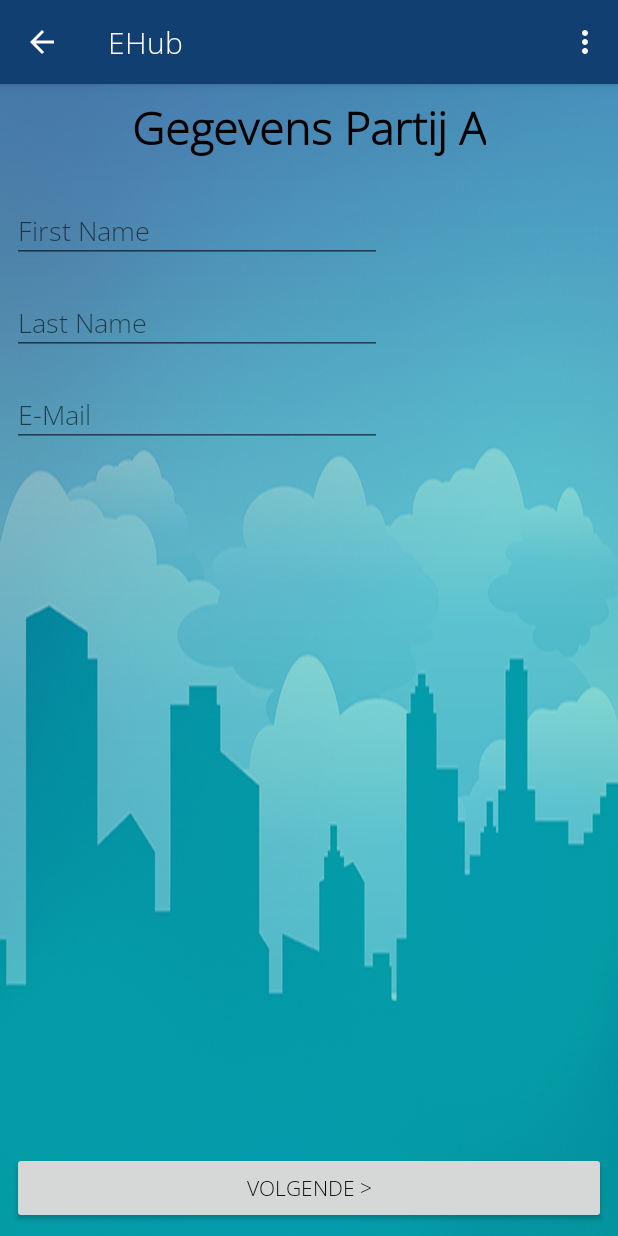
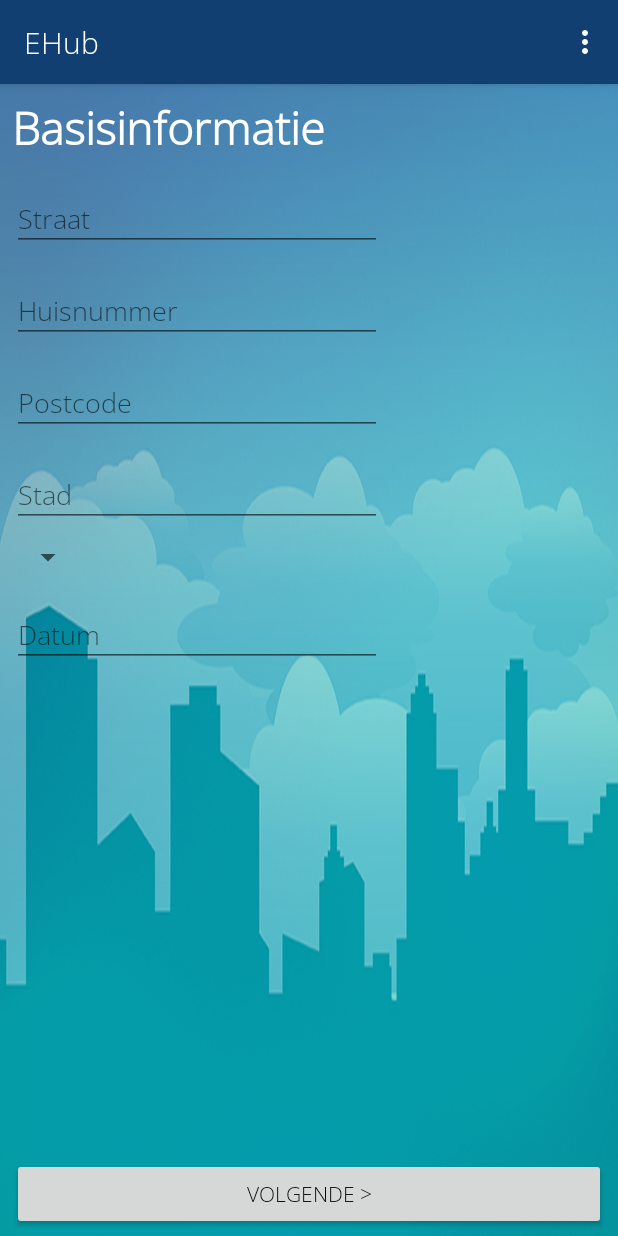
Before and after one commit to anthonyvno/CRASH-mobile, an Android app: the screen it shows after launch (MainActivity), after a tap on "ONGEVAL MELDEN", on a phone screen of 412 x 824 dp. Run offline under Robolectric (Android 15) with nearby library versions, the phone set to English and light mode, and no system bars; Roboto replaces fonts that are not available here.

Commit message:
report model + basisgegevens

```diff
--- a/app/src/main/java/com/example/europeesaanrijdingsformulier/fragments/HomeFragment.kt
+++ b/app/src/main/java/com/example/europeesaanrijdingsformulier/fragments/HomeFragment.kt
@@ -10,6 +10,7 @@ import android.view.ViewGroup
 import com.example.europeesaanrijdingsformulier.R
 import com.example.europeesaanrijdingsformulier.profile.ProfileSummaryFragment
 import com.example.europeesaanrijdingsformulier.report.ReportAlgemeenAFragment
+import com.example.europeesaanrijdingsformulier.report.ReportCrashInformation
 import kotlinx.android.synthetic.main.fragment_home.*
 
 
@@ -35,7 +36,7 @@ class HomeFragment : Fragment() {
 
         button_home_startReport.setOnClickListener{
             this.fragmentManager!!.beginTransaction()
-                .replace(R.id.container_main, ReportAlgemeenAFragment())
+                .replace(R.id.container_main, ReportCrashInformation())
                 .addToBackStack(null)
                 .commit()
         }
--- a/app/src/main/java/com/example/europeesaanrijdingsformulier/profile/ProfileLicenseFragment.kt
+++ b/app/src/main/java/com/example/europeesaanrijdingsformulier/profile/ProfileLicenseFragment.kt
@@ -99,7 +99,7 @@ class ProfileLicenseFragment : Fragment() {
     val datepicker = activity!!.findViewById<EditText>(R.id.textedit_profile_license_expires)
 
     datepicker.setOnClickListener(){
-        val dpd = DatePickerDialog(activity, DatePickerDialog.OnDateSetListener { view, year, monthOfYear, dayOfMonth ->
+        val dpd = DatePickerDialog(activity,R.style.MySpinnerDatePickerStyle, DatePickerDialog.OnDateSetListener { view, year, monthOfYear, dayOfMonth ->
 
             datepicker.setText("" + dayOfMonth + "/" + monthOfYear + "/" + year)
         }, year, month, day)
--- a/app/src/main/java/com/example/europeesaanrijdingsformulier/report/Report.kt
+++ b/app/src/main/java/com/example/europeesaanrijdingsformulier/report/Report.kt
@@ -4,9 +4,17 @@ import com.example.europeesaanrijdingsformulier.profile.Profile
 import com.squareup.moshi.Json
 import java.util.*
 
-class Report(@field:Json(name = "id")val id: Int = 1,
-            // @field:Json(name = "dateReportReceived")val dateReportReceived: Date,
-             @field:Json(name = "profiles")val profiles: List<Profile> = emptyList()) {
+class Report(
+    @field:Json(name = "id") val id: Int = 1,
+    // @field:Json(name = "dateReportReceived")val dateReportReceived: Date,
+    @field:Json(name = "profiles") val profiles: List<Profile> = emptyList(),
+    @field:Json(name = "dateCrash") val dateCrash: Date? = null,
+    @field:Json(name = "street") val street: String? = "",
+    @field:Json(name = "streetNumber") val streetNumber: String? = "",
+    @field:Json(name = "postalCode") val postalCode: String? = "",
+    @field:Json(name = "city") val city: String? = "",
+    @field:Json(name = "country") val country: String? = ""
+) {
 
 
 }
--- /dev/null
+++ b/app/src/main/java/com/example/europeesaanrijdingsformulier/report/ReportCrashInformation.kt
@@ -0,0 +1,60 @@
+package com.example.europeesaanrijdingsformulier.report
+
+
+import android.app.DatePickerDialog
+import android.os.Bundle
+import android.support.v4.app.Fragment
+import android.view.LayoutInflater
+import android.view.View
+import android.view.ViewGroup
+import android.widget.EditText
+
+import com.example.europeesaanrijdingsformulier.R
+import kotlinx.android.synthetic.main.fragment_report_crash_information.*
+import java.util.*
+
+
+class ReportCrashInformation : Fragment() {
+
+    override fun onCreateView(
+        inflater: LayoutInflater, container: ViewGroup?,
+        savedInstanceState: Bundle?
+    ): View? {
+        // Inflate the layout for this fragment
+        return inflater.inflate(R.layout.fragment_report_crash_information, container, false)
+    }
+
+    override fun onStart() {
+        super.onStart()
+        instantiateDatePicker()
+        button_report_crash_information_confirm.setOnClickListener{
+            this.fragmentManager!!.beginTransaction()
+                .replace(R.id.container_main, ReportAlgemeenAFragment())
+                .addToBackStack(null)
+                .commit()
+        }
+    }
+
+    private fun instantiateDatePicker() {
+        val c = Calendar.getInstance()
+        val year = c.get(Calendar.YEAR)
+        val month = c.get(Calendar.MONTH)
+        val day = c.get(Calendar.DAY_OF_MONTH)
+
+        val datepicker = activity!!.findViewById<EditText>(R.id.textedit_report_crash_information_date)
+
+        datepicker.setOnClickListener(){
+            val dpd = DatePickerDialog(activity, R.style.MySpinnerDatePickerStyle, DatePickerDialog.OnDateSetListener { view, year, monthOfYear, dayOfMonth ->
+
+                datepicker.setText("" + dayOfMonth + "/" + monthOfYear + "/" + year)
+
+            }, year, month, day)
+
+
+
+            dpd.show()
+        }
+
+    }
+
+}
--- /dev/null
+++ b/app/src/main/res/layout/fragment_report_crash_information.xml
@@ -0,0 +1,165 @@
+<?xml version="1.0" encoding="utf-8"?>
+<android.support.constraint.ConstraintLayout xmlns:android="http://schemas.android.com/apk/res/android"
+                                             xmlns:app="http://schemas.android.com/apk/res-auto"
+                                             xmlns:tools="http://schemas.android.com/tools"
+                                             android:layout_width="match_parent"
+                                             android:layout_height="match_parent"
+                                             tools:context=".report.ReportCrashInformation"
+                                             android:id="@+id/constraintLayout">
+
+    <!-- TODO: Update blank fragment layout -->
+
+    <Button
+            android:text="Volgende >"
+            android:layout_width="0dp"
+            android:layout_height="wrap_content" android:id="@+id/button_report_crash_information_confirm"
+            android:layout_marginBottom="4dp"
+            app:layout_constraintBottom_toBottomOf="parent" app:layout_constraintEnd_toEndOf="parent"
+            android:layout_marginEnd="8dp" android:layout_marginRight="8dp"
+            app:layout_constraintStart_toStartOf="parent" android:layout_marginLeft="8dp"
+            android:layout_marginStart="8dp"/>
+    <ScrollView
+            android:layout_width="match_parent"
+            android:layout_height="0dp"
+            tools:layout_editor_absoluteX="0dp"
+            app:layout_constraintTop_toBottomOf="@+id/text_report_crash_information_title"
+            android:layout_marginBottom="8dp"
+            app:layout_constraintBottom_toTopOf="@+id/button_report_crash_information_confirm">
+        <android.support.constraint.ConstraintLayout
+                android:layout_width="match_parent"
+                android:layout_height="match_parent"
+        >
+            <android.support.design.widget.TextInputLayout android:layout_height="wrap_content"
+                                                           android:layout_width="match_parent"
+                                                           android:id="@+id/edit_report_crash_information_street"
+                                                           app:layout_constraintStart_toStartOf="parent"
+                                                           android:layout_marginLeft="8dp"
+                                                           android:layout_marginStart="8dp"
+                                                           android:layout_marginTop="8dp"
+                                                           app:layout_constraintTop_toTopOf="parent">
+
+                <android.support.design.widget.TextInputEditText
+                        android:layout_width="wrap_content"
+                        android:id="@+id/textedit_report_crash_information_street"
+                        android:layout_height="wrap_content"
+                        android:inputType="textPersonName"
+                        android:hint="Straat"
+                        android:ems="10"
+                />
+            </android.support.design.widget.TextInputLayout>
+
+            <android.support.design.widget.TextInputLayout android:layout_height="wrap_content"
+                                                           android:layout_width="match_parent"
+                                                           android:id="@+id/edit_report_crash_information_streetNumber"
+                                                           app:layout_constraintStart_toStartOf="parent"
+                                                           android:layout_marginLeft="8dp"
+                                                           android:layout_marginStart="8dp"
+                                                           android:layout_marginTop="8dp"
+                                                           app:layout_constraintTop_toBottomOf="@+id/edit_report_crash_information_street">
+
+                <android.support.design.widget.TextInputEditText
+                        android:layout_width="wrap_content"
+                        android:id="@+id/textedit_report_crash_information_streetNumber"
+                        android:layout_height="wrap_content"
+                        android:inputType="textPersonName"
+                        android:hint="Huisnummer"
+                        android:ems="10"
+                />
+            </android.support.design.widget.TextInputLayout>
+
+            <android.support.design.widget.TextInputLayout android:layout_height="wrap_content"
+                                                           android:layout_width="match_parent"
+                                                           android:id="@+id/edit_report_crash_information_postalCode"
+                                                           app:layout_constraintStart_toStartOf="parent"
+                                                           android:layout_marginLeft="8dp"
+                                                           android:layout_marginStart="8dp"
+                                                           app:layout_constraintTop_toBottomOf="@+id/edit_report_crash_information_streetNumber"
+                                                           android:layout_marginTop="8dp">
+
+                <android.support.design.widget.TextInputEditText
+                        android:layout_width="wrap_content"
+                        android:id="@+id/textedit_report_crash_information_postalCode"
+                        android:layout_height="wrap_content"
+                        android:inputType="textPersonName"
+                        android:hint="Postcode"
+                        android:ems="10"
+                />
+            </android.support.design.widget.TextInputLayout>
+
+            <android.support.design.widget.TextInputLayout android:layout_height="wrap_content"
+                                                           android:layout_width="match_parent"
+                                                           android:id="@+id/edit_report_crash_information_city"
+                                                           app:layout_constraintStart_toStartOf="parent"
+                                                           android:layout_marginLeft="8dp"
+                                                           android:layout_marginStart="8dp"
+                                                           android:layout_marginTop="8dp"
+                                                           app:layout_constraintTop_toBottomOf="@+id/edit_report_crash_information_postalCode">
+
+                <android.support.design.widget.TextInputEditText
+                        android:layout_width="wrap_content"
+                        android:id="@+id/textedit_report_crash_information_city"
+                        android:layout_height="wrap_content"
+                        android:inputType="textPersonName"
+                        android:hint="Stad"
+                        android:ems="10"
+                />
+            </android.support.design.widget.TextInputLayout>
+
+            <android.support.design.widget.TextInputLayout android:layout_height="wrap_content"
+                                                           android:layout_width="match_parent"
+                                                           android:id="@+id/edit_report_crash_information_country"
+                                                           app:layout_constraintTop_toBottomOf="@+id/edit_report_crash_information_city"
+                                                           app:layout_constraintStart_toStartOf="parent"
+                                                           android:layout_marginLeft="8dp"
+                                                           android:layout_marginStart="8dp"
+                                                           android:layout_marginTop="8dp">
+
+                <Spinner
+                        android:layout_width="wrap_content"
+                        android:id="@+id/spinner_report_crash_information_country"
+                        android:layout_height="wrap_content"
+                        android:inputType="textPersonName"
+                        android:hint="Country"
+                        android:ems="10"
+                />
+            </android.support.design.widget.TextInputLayout>
+
+            <android.support.design.widget.TextInputLayout android:layout_height="wrap_content"
+                                                           android:layout_width="match_parent"
+                                                           android:id="@+id/edit_report_crash_information_date"
+                                                           app:layout_constraintStart_toStartOf="parent"
+                                                           android:layout_marginLeft="8dp"
+                                                           android:layout_marginStart="8dp"
+                                                           android:layout_marginTop="8dp"
+                                                           app:layout_constraintTop_toBottomOf="@+id/edit_report_crash_information_country">
+
+                <android.support.design.widget.TextInputEditText
+                        android:layout_width="wrap_content"
+                        android:id="@+id/textedit_report_crash_information_date"
+                        android:layout_height="wrap_content"
+                        android:editable="false"
+                        android:focusable="false"
+                        android:clickable="true"
+                        android:inputType="textPersonName"
+                        android:hint="Datum"
+                        android:ems="10"
+                />
+            </android.support.design.widget.TextInputLayout>
+
+
+        </android.support.constraint.ConstraintLayout>
+    </ScrollView>
+    <TextView
+            android:layout_width="wrap_content"
+            android:layout_height="wrap_content"
+            android:text="Basisinformatie"
+            android:textColor="@color/white"
+            android:textSize="30dp"
+            android:textStyle="bold"
+            android:id="@+id/text_report_crash_information_title"
+            android:layout_marginStart="8dp"
+            app:layout_constraintStart_toStartOf="parent" android:layout_marginLeft="8dp"
+            android:layout_marginTop="64dp"
+            app:layout_constraintTop_toTopOf="parent"/>
+
+</android.support.constraint.ConstraintLayout>
--- /dev/null
+++ b/app/src/main/res/values-v21/styles.xml
@@ -0,0 +1,9 @@
+<?xml version="1.0" encoding="utf-8"?>
+<resources>
+    <style name="MySpinnerDatePickerStyle" parent="android:Theme.DeviceDefault.Light.Dialog">
+        <item name="android:datePickerStyle">@style/MySpinnerDatePicker</item>
+    </style>
+    <style name="MySpinnerDatePicker" parent="android:Widget.Material.Light.DatePicker">
+        <item name="android:datePickerMode">spinner</item>
+    </style>
+</resources>
--- a/app/src/main/res/values/styles.xml
+++ b/app/src/main/res/values/styles.xml
@@ -16,4 +16,6 @@
     </style>
 
 
+
+
 </resources>
```
Also changed, not shown: app/src/main/res/values/strings.xml (line endings or trailing spaces).
